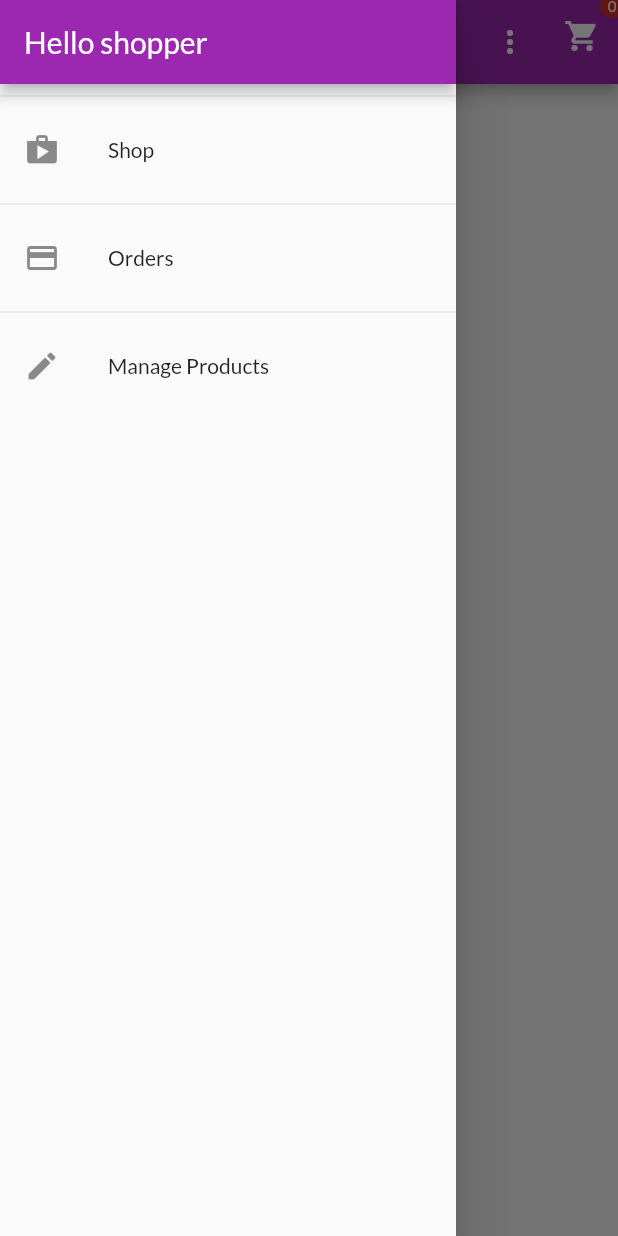
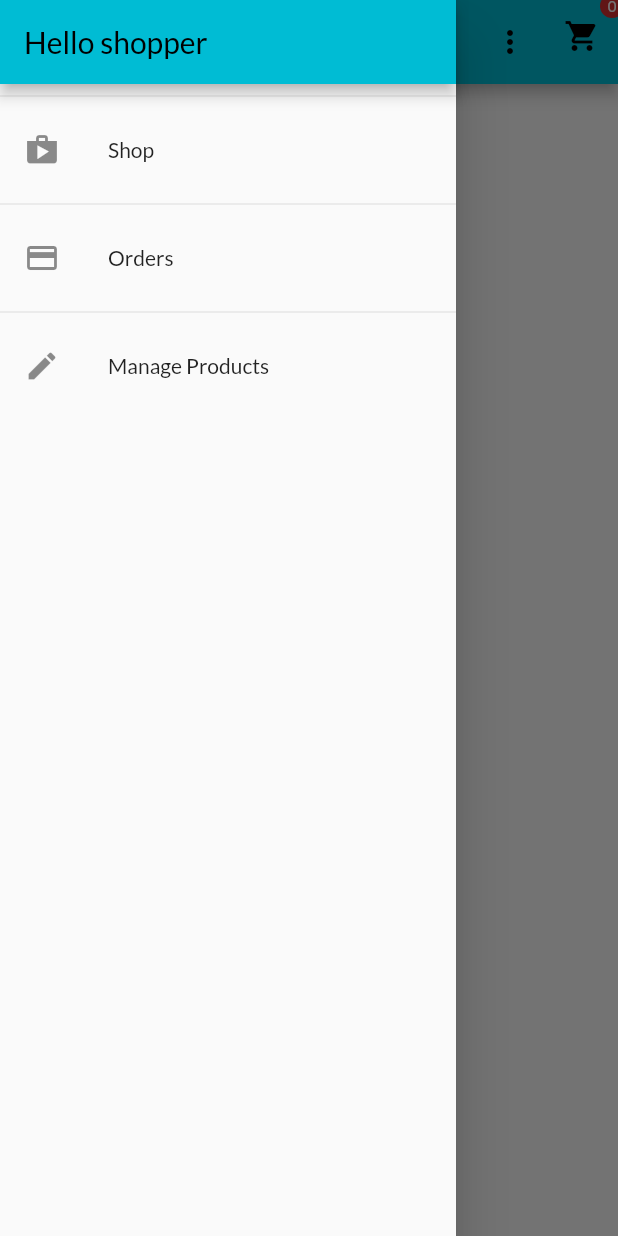
Before and after one commit to midhungopipk/Shop_App_Flutter, a Flutter app: the screen it shows after launch, with the side drawer open, on a phone screen of 412 x 824 dp. Run offline on Flutter 3.47's test engine with Material 2 defaults, Android fonts, the phone set to English and light mode, and no system bars; network calls fail.

```diff
--- a/shopapp/lib/main.dart
+++ b/shopapp/lib/main.dart
@@ -34,7 +34,7 @@ class MyApp extends StatelessWidget {
       child: MaterialApp(
         title: 'Shop App',
         theme: ThemeData(
-            colorScheme: ColorScheme.fromSwatch(primarySwatch: Colors.purple)
+            colorScheme: ColorScheme.fromSwatch(primarySwatch: Colors.cyan)
                 .copyWith(secondary: Colors.deepOrange),
             fontFamily: 'Lato',
             textTheme: TextTheme(titleLarge: TextStyle(color: Colors.white))),
--- a/shopapp/lib/providers/product.dart
+++ b/shopapp/lib/providers/product.dart
@@ -1,5 +1,4 @@
 import 'dart:convert';
-
 import 'package:flutter/material.dart';
 import 'package:http/http.dart' as http;
 
```
Also changed, not shown: shopapp/lib/screens/edit_product_screen.dart (+2 -5 lines).
